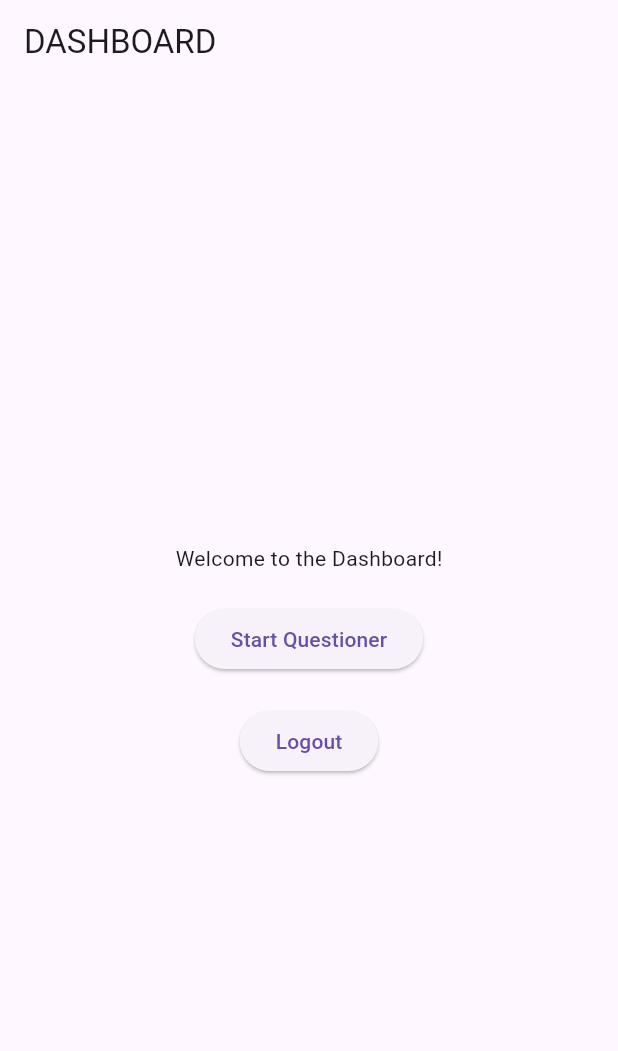
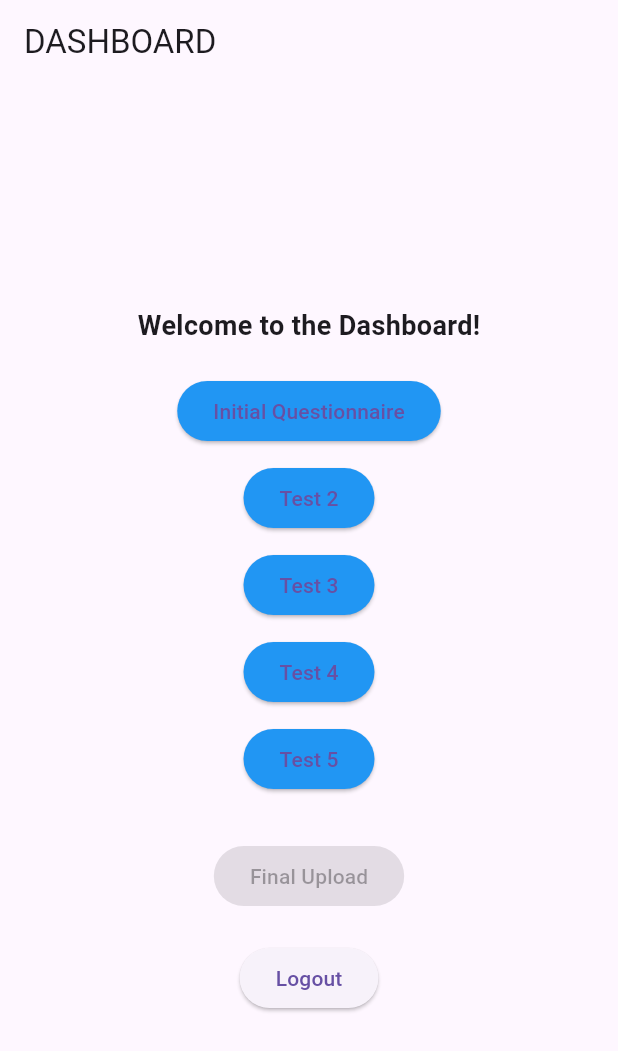
Before and after one commit to zsyed44/CollectiCare, a Flutter app: the Dashboard screen opened directly, on a phone screen of 412 x 824 dp. Shown: the top 1051 px of the screen. Run offline on Flutter 3.47's test engine with Material 3 defaults, Android fonts, the light colour scheme and no system bars; our stand-ins replace image_picker.

Commit message:
Completion of Flutter Application for Testing

```diff
--- a/flutter_application/lib/dashboard.dart
+++ b/flutter_application/lib/dashboard.dart
@@ -1,29 +1,123 @@
 import 'package:flutter/material.dart';
 import 'test1.dart';
+import 'test2.dart';
+import 'test3.dart';
+import 'test4.dart';
+import 'test5.dart';
 
-class Dashboard extends StatelessWidget {
+class Dashboard extends StatefulWidget {
+  @override
+  _DashboardState createState() => _DashboardState();
+}
+
+class _DashboardState extends State<Dashboard> {
+  // Track which tests have been completed
+  bool test1Completed = false;
+  bool test2Completed = false;
+  bool test3Completed = false;
+  bool test4Completed = false;
+  bool test5Completed = false;
+
+  // Function to check if all tests are completed
+  bool get allTestsCompleted =>
+      test1Completed && test2Completed && test3Completed && test4Completed && test5Completed;
+
+  void updateTestStatus(int testNumber) {
+    setState(() {
+      if (testNumber == 1) test1Completed = true;
+      if (testNumber == 2) test2Completed = true;
+      if (testNumber == 3) test3Completed = true;
+      if (testNumber == 4) test4Completed = true;
+      if (testNumber == 5) test5Completed = true;
+    });
+  }
+
   @override
   Widget build(BuildContext context) {
-    return Scaffold(
+    return WillPopScope(
+      onWillPop: () async => false, // Prevent back navigation
+      child: Scaffold(
         appBar: AppBar(
           title: Text('DASHBOARD'),
+          automaticallyImplyLeading: false, // Removes the back arrow
         ),
         body: Center(
+          child: Padding(
+            padding: const EdgeInsets.all(20.0),
             child: Column(
               mainAxisAlignment: MainAxisAlignment.center,
               children: <Widget>[
-            Text('Welcome to the Dashboard!'),
+                Text('Welcome to the Dashboard!', style: TextStyle(fontSize: 18, fontWeight: FontWeight.bold)),
                 SizedBox(height: 20),
+
+                // Test Buttons
+                ElevatedButton(
+                  onPressed: () async {
+                    final result = await Navigator.push(context, MaterialPageRoute(builder: (context) => Test1()));
+                    if (result == true) updateTestStatus(1);
+                  },
+                  child: Text('Initial Questionnaire'),
+                  style: ElevatedButton.styleFrom(backgroundColor: test1Completed ? Colors.green : Colors.blue),
+                ),
+                SizedBox(height: 10),
+
+                ElevatedButton(
+                  onPressed: () async {
+                    final result = await Navigator.push(context, MaterialPageRoute(builder: (context) => Test2()));
+                    if (result == true) updateTestStatus(2);
+                  },
+                  child: Text('Test 2'),
+                  style: ElevatedButton.styleFrom(backgroundColor: test2Completed ? Colors.green : Colors.blue),
+                ),
+                SizedBox(height: 10),
+
+                ElevatedButton(
+                  onPressed: () async {
+                    final result = await Navigator.push(context, MaterialPageRoute(builder: (context) => Test3()));
+                    if (result == true) updateTestStatus(3);
+                  },
+                  child: Text('Test 3'),
+                  style: ElevatedButton.styleFrom(backgroundColor: test3Completed ? Colors.green : Colors.blue),
+                ),
+                SizedBox(height: 10),
+
+                ElevatedButton(
+                  onPressed: () async {
+                    final result = await Navigator.push(context, MaterialPageRoute(builder: (context) => Test4()));
+                    if (result == true) updateTestStatus(4);
+                  },
+                  child: Text('Test 4'),
+                  style: ElevatedButton.styleFrom(backgroundColor: test4Completed ? Colors.green : Colors.blue),
+                ),
+                SizedBox(height: 10),
+
+                ElevatedButton(
+                  onPressed: () async {
+                    final result = await Navigator.push(context, MaterialPageRoute(builder: (context) => Test5()));
+                    if (result == true) updateTestStatus(5);
+                  },
+                  child: Text('Test 5'),
+                  style: ElevatedButton.styleFrom(backgroundColor: test5Completed ? Colors.green : Colors.blue),
+                ),
+                SizedBox(height: 30),
+
+                // Final Upload Button (Only enabled when all tests are completed)
+                ElevatedButton(
+                  onPressed: allTestsCompleted
+                      ? () {
+                          ScaffoldMessenger.of(context).showSnackBar(
+                            SnackBar(content: Text("Final Upload Successful!")),
+                          );
+                        }
+                      : null,
+                  child: Text('Final Upload'),
+                  style: ElevatedButton.styleFrom(backgroundColor: allTestsCompleted ? Colors.green : Colors.grey),
+                ),
+                SizedBox(height: 20),
+
+                // Logout Button
                 ElevatedButton(
                   onPressed: () {
-                Navigator.push(context, MaterialPageRoute(builder: (context) => test1()));
-              },
-              child: Text('Start Questioner'),
-            ),
-            SizedBox(height: 20),
-            ElevatedButton(
-              onPressed: () {
-
                     Navigator.popUntil(context, ModalRoute.withName('/'));
                   },
                   child: Text('Logout'),
@@ -31,6 +125,8 @@ class Dashboard extends StatelessWidget {
               ],
             ),
           ),
+        ),
+      ),
     );
   }
 }
--- a/flutter_application/lib/home.dart
+++ b/flutter_application/lib/home.dart
@@ -1,6 +1,6 @@
 import 'package:flutter/material.dart';
 import 'login.dart';
-import 'registration.dart';
+import 'register.dart';
 
 class Home extends StatelessWidget {
   @override
--- a/flutter_application/lib/login.dart
+++ b/flutter_application/lib/login.dart
@@ -1,7 +1,7 @@
 import 'package:flutter/material.dart';
 import 'package:image_picker/image_picker.dart';
 import 'dart:typed_data';
-import 'dashboard.dart'; // Import your dashboard screen
+import 'patient_dashboard.dart';
 
 class Login extends StatefulWidget {
   @override
@@ -27,7 +27,7 @@ class _LoginState extends State<Login> {
 
       Navigator.pushReplacement(
         context,
-        MaterialPageRoute(builder: (context) => Dashboard()),
+        MaterialPageRoute(builder: (context) => PatientDashboard()),
       );
     }
   }
--- a/flutter_application/lib/main.dart
+++ b/flutter_application/lib/main.dart
@@ -1,6 +1,8 @@
 import 'package:flutter/material.dart';
 import 'package:flutter_application/home.dart';
-import 'package:flutter_application/test1.dart';
+//import 'package:flutter_application/home.dart';
+//import 'package:flutter_application/test1.dart';
+import 'package:flutter_application/profile_registration.dart';
 
 void main() {
   runApp(const MainApp());
--- a/flutter_application/lib/registration.dart
+++ b/flutter_application/lib/register.dart
@@ -2,6 +2,7 @@ import 'package:flutter/material.dart';
 import 'dart:io';
 import 'package:image_picker/image_picker.dart';
 import 'login.dart';
+import 'profile_registration.dart';
 
 class Registration extends StatefulWidget {
   @override
@@ -45,7 +46,7 @@ class _RegistrationState extends State<Registration> {
             SizedBox(height: 20),
             ElevatedButton(
               onPressed: () {
-                Navigator.push(context, MaterialPageRoute(builder: (context) => Login()));
+                Navigator.push(context, MaterialPageRoute(builder: (context) => ProfileRegistration()));
               },
               child: Text('Register'),
             ),
```
Also changed, not shown: flutter_application/lib/patient_dashboard.dart (added, +94 -0 lines), flutter_application/lib/profile_registration.dart (added, +103 -0 lines), flutter_application/lib/services/api_service.dart (added, +23 -0 lines), flutter_application/lib/test1.dart (+3 -4 lines), flutter_application/lib/test2.dart (added, +23 -0 lines), flutter_application/lib/test3.dart (added, +23 -0 lines), flutter_application/lib/test4.dart (added, +23 -0 lines), flutter_application/lib/test5.dart (added, +23 -0 lines), flutter_application/lib/admin_dashboard.dart (added), 1 other file. Lines whose indentation alone changed are shown as unchanged.
